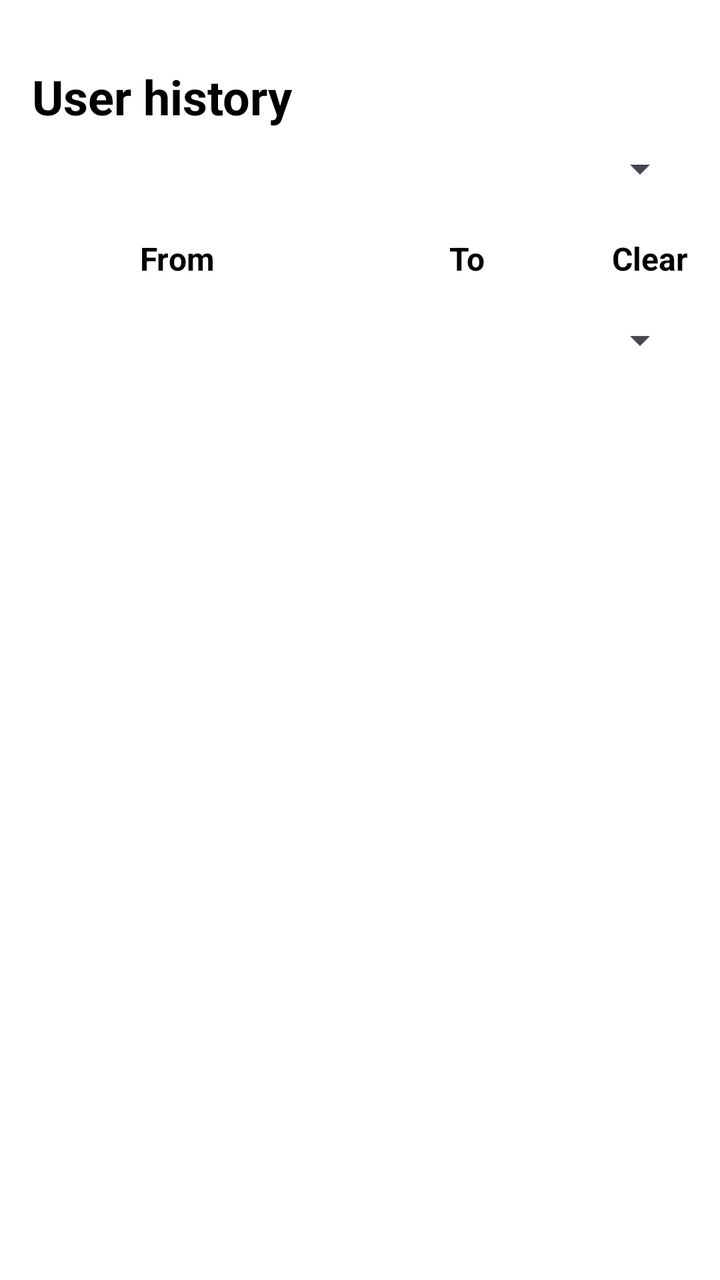
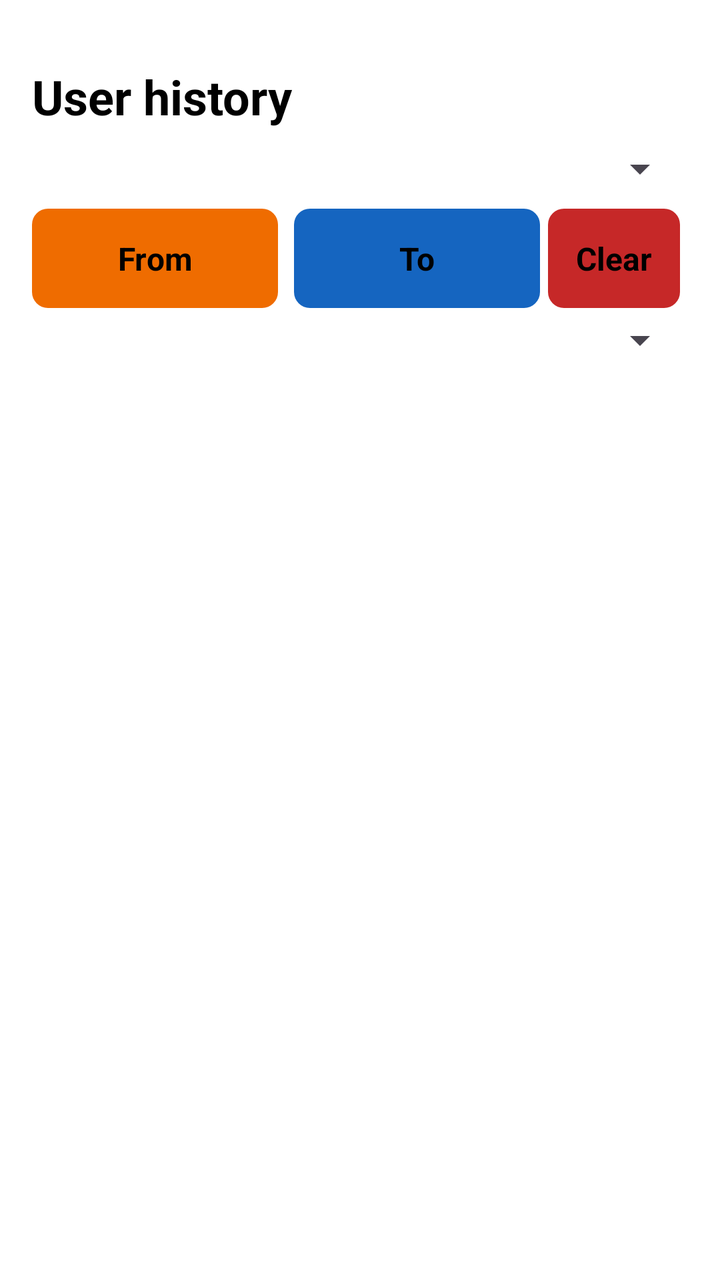

The first picture is an Android layout as it rendered before a commit; the second is the same layout after the commit. The layout source and the unified diff follow.
<!-- AndroidManifest.xml: application theme Base.Theme.Team20TimDjordjina -->
<!-- res/layout/activity_admin_user_history.xml -->
<?xml version="1.0" encoding="utf-8"?>
<LinearLayout xmlns:android="http://schemas.android.com/apk/res/android"
    android:id="@+id/admin_user_history_root"
    android:layout_width="match_parent"
    android:layout_height="match_parent"
    android:background="@color/white"
    android:orientation="vertical"
    android:padding="16dp">

    <TextView
        android:layout_width="match_parent"
        android:layout_height="wrap_content"
        android:layout_marginTop="16dp"
        android:layout_marginBottom="8dp"
        android:text="@string/user_history"
        android:textColor="@color/black"
        android:textSize="24sp"
        android:textStyle="bold" />

    <Spinner
        android:id="@+id/spinnerUser"
        android:layout_width="match_parent"
        android:layout_height="wrap_content"
        android:layout_marginBottom="8dp" />
    
    <LinearLayout
        android:layout_width="match_parent"
        android:layout_height="wrap_content"
        android:orientation="horizontal" >

        <Button
            android:id="@+id/btnForm"
            android:layout_width="0dp"
            android:layout_height="wrap_content"
            android:layout_weight="1"
            android:text="@string/date_from" />

        <Button
            android:id="@+id/btnTo"
            android:layout_width="0dp"
            android:layout_height="wrap_content"
            android:layout_weight="1"
            android:text="@string/date_to" />

        <Button
            android:id="@+id/btnClearDates"
            android:layout_width="wrap_content"
            android:layout_height="wrap_content"
            android:text="@string/clear" />
    </LinearLayout>

    <Spinner
        android:id="@+id/spinnerSort"
        android:layout_width="match_parent"
        android:layout_height="wrap_content"
        android:layout_marginTop="4dp"
        android:layout_marginBottom="8dp" />
    
    <ProgressBar
        android:id="@+id/progressUserHistory"
        android:layout_width="wrap_content"
        android:layout_height="wrap_content"
        android:layout_gravity="center_horizontal"
        android:visibility="gone" />

    <TextView
        android:id="@+id/tvNoUserHistory"
        android:layout_width="match_parent"
        android:layout_height="wrap_content"
        android:layout_marginTop="16dp"
        android:text="@string/no_history"
        android:textAlignment="center"
        android:textColor="@color/grey"
        android:visibility="gone" />

    <androidx.recyclerview.widget.RecyclerView
        android:id="@+id/rvUserHistory"
        android:layout_width="match_parent"
        android:layout_height="match_parent" />
</LinearLayout>
<!-- resources referenced by this layout -->
<resources>
  <color name="black">#FF000000</color>
  <color name="grey">#757575</color>
  <color name="white">#FFFFFFFF</color>
  <string name="clear">Clear</string>
  <string name="date_from">From</string>
  <string name="date_to">To</string>
  <string name="no_history">No past rides yet</string>
  <string name="user_history">User history</string>
  <style name="Base.Theme.Team20TimDjordjina" parent="Theme.Material3.DayNight.NoActionBar">
          
          <item name="colorPrimary">@color/primary</item>
          <item name="colorSecondary">@color/secondary</item>
  
          
          <item name="android:statusBarColor">@color/primary</item>
  
          
          <item name="textInputStyle">@style/TextInputLayoutStyle</item>
          <item name="editTextStyle">@style/FormInputEditText</item>
  
          
          <item name="materialButtonStyle">@style/FormPrimaryButton</item>
      </style>
  <color name="primary">#FF000000</color>
  <color name="secondary">#999999</color>
  <style name="TextInputLayoutStyle" parent="Widget.MaterialComponents.TextInputLayout.OutlinedBox">
  
          <item name="boxStrokeColor">@color/box_stroke</item>
          <item name="boxStrokeWidth">2dp</item>
          <item name="boxCornerRadiusTopStart">8dp</item>
          <item name="boxCornerRadiusTopEnd">8dp</item>
          <item name="boxCornerRadiusBottomStart">8dp</item>
          <item name="boxCornerRadiusBottomEnd">8dp</item>
          <item name="hintTextColor">@color/text_hint</item>
          <item name="boxBackgroundColor">@color/white</item>
      </style>
  <style name="FormInputEditText">
          <item name="android:textColor">@color/input_text</item>
          <item name="android:textColorHint">@color/text_hint</item>
          <item name="android:padding">16dp</item>
      </style>
  <style name="FormPrimaryButton">
          <item name="android:layout_height">@dimen/btn_height</item>
          <item name="android:textColor">@color/black</item>
          <item name="android:textSize">16sp</item>
          <item name="android:textStyle">bold</item>
          <item name="android:textAlignment">center</item>
  
          <item name="android:background">@drawable/button_background_lite</item>
  
          <item name="android:paddingTop">@dimen/btn_top_padding</item>
          <item name="android:paddingBottom">@dimen/btn_bottom_padding</item>
          <item name="android:layout_marginBottom">@dimen/space_md</item>
      </style>
  <color name="box_stroke">#CCCCCC</color>
  <color name="text_hint">#999999</color>
  <color name="input_text">#000000</color>
  <dimen name="btn_height">56dp</dimen>
  <!-- drawable button_background_lite (drawable) -->
  <?xml version="1.0" encoding="utf-8"?>
  <shape xmlns:android="http://schemas.android.com/apk/res/android"
      android:shape="rectangle">
      <corners android:radius="@dimen/radius_md" />
      <solid android:color="@color/white" />
  </shape>
  <dimen name="btn_top_padding">14dp</dimen>
  <dimen name="btn_bottom_padding">14dp</dimen>
  <dimen name="space_md">16dp</dimen>
  <dimen name="radius_md">8dp</dimen>
</resources>

<!-- the commit's change to res/layout/activity_admin_user_history.xml (unified diff, before → after) -->
@@ -33,20 +33,28 @@
             android:layout_width="0dp"
             android:layout_height="wrap_content"
             android:layout_weight="1"
-            android:text="@string/date_from" />
+            android:layout_marginEnd="4dp"
+            android:text="@string/date_from"
+            android:backgroundTint="@color/orange"/>
 
         <Button
             android:id="@+id/btnTo"
             android:layout_width="0dp"
             android:layout_height="wrap_content"
             android:layout_weight="1"
-            android:text="@string/date_to" />
+            android:layout_marginStart="4dp"
+            android:layout_marginEnd="4dp"
+            android:text="@string/date_to"
+            android:backgroundTint="@color/blue"/>
 
         <Button
             android:id="@+id/btnClearDates"
             android:layout_width="wrap_content"
             android:layout_height="wrap_content"
-            android:text="@string/clear" />
+            android:layout_marginEnd="4dp"
+            android:padding="14dp"
+            android:text="@string/clear"
+            android:backgroundTint="@color/red"/>
     </LinearLayout>
 
     <Spinner
<!-- resource entries referenced after the edit -->
@@ -1,7 +1,10 @@
 <!-- resources referenced by this layout -->
 <resources>
   <color name="black">#FF000000</color>
+  <color name="blue">#1565C0</color>
   <color name="grey">#757575</color>
+  <color name="orange">#EF6C00</color>
+  <color name="red">#C62828</color>
   <color name="white">#FFFFFFFF</color>
   <string name="clear">Clear</string>
   <string name="date_from">From</string>
